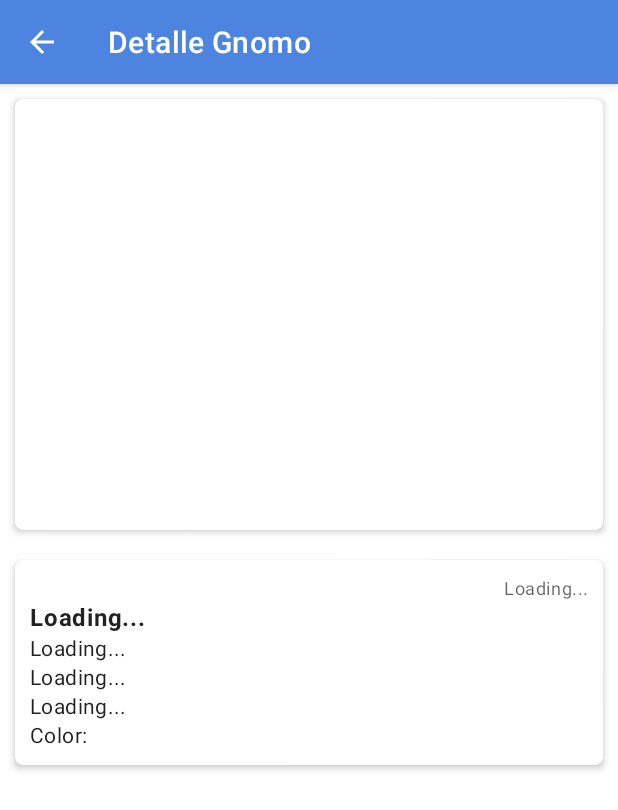
After one commit to AlanRH14/NuevaPruebaKavak, an Android app: the GnomoDetailActivity screen opened directly, with no data from a screen before it, on a phone screen of 412 x 824 dp. The commit adds this screen. Shown: the top 810 px of the screen. Run offline under Robolectric (Android 15) with nearby library versions, the phone set to English and light mode, and no system bars; our stand-ins replace Picasso; network calls fail; pictures from the network do not load; 10 statements that could not run were skipped.

Commit message:
Modulo de detalle, logica y vista

```diff
--- a/app/src/main/AndroidManifest.xml
+++ b/app/src/main/AndroidManifest.xml
@@ -12,7 +12,8 @@
         android:supportsRtl="true"
         android:theme="@style/Theme.NuevaPruebaKAVAK"
         android:usesCleartextTraffic="true">
-        <activity android:name=".activities.GnomoListActivity"></activity>
+        <activity android:name=".activities.GnomoDetailActivity"></activity>
+        <activity android:name=".activities.GnomoListActivity" />
         <activity android:name=".activities.SplashActivity">
             <intent-filter>
                 <action android:name="android.intent.action.MAIN" />
--- a/app/src/main/java/nueva/prueba/kavak/alan/andres/activities/GnomoListActivity.kt
+++ b/app/src/main/java/nueva/prueba/kavak/alan/andres/activities/GnomoListActivity.kt
@@ -2,6 +2,7 @@ package nueva.prueba.kavak.alan.andres.activities
 
 import android.app.Activity
 import android.content.Context
+import android.content.Intent
 import androidx.appcompat.app.AppCompatActivity
 import android.os.Bundle
 import android.text.Editable
@@ -38,7 +39,9 @@ class GnomoListActivity : AppCompatActivity() {
 
             gnomoAdapter = object : GnomoAdapter(this@GnomoListActivity, gnomoList) {
                 override fun getDataGnomo(gnomo: Brastlewark) {
-
+                    val intent = Intent(this@GnomoListActivity, GnomoDetailActivity::class.java)
+                    intent.putExtra("gnomo", gnomo)
+                    startActivity(intent)
                 }
             }
 
--- /dev/null
+++ b/app/src/main/res/drawable/circle.xml
@@ -0,0 +1,10 @@
+<?xml version="1.0" encoding="utf-8"?>
+<shape xmlns:android="http://schemas.android.com/apk/res/android">
+
+    <solid android:color="#9FE554" />
+
+    <size
+        android:width="20dp"
+        android:height="20dp" />
+
+</shape>
--- /dev/null
+++ b/app/src/main/res/drawable/ic_arrow_back.xml
@@ -0,0 +1,11 @@
+<vector xmlns:android="http://schemas.android.com/apk/res/android"
+    android:width="24dp"
+    android:height="24dp"
+    android:viewportWidth="24"
+    android:viewportHeight="24"
+    android:tint="?attr/colorControlNormal"
+    android:autoMirrored="true">
+  <path
+      android:fillColor="@android:color/white"
+      android:pathData="M20,11H7.83l5.59,-5.59L12,4l-8,8 8,8 1.41,-1.41L7.83,13H20v-2z"/>
+</vector>
--- /dev/null
+++ b/app/src/main/res/drawable/ic_arrow_drop_down.xml
@@ -0,0 +1,10 @@
+<vector xmlns:android="http://schemas.android.com/apk/res/android"
+    android:width="24dp"
+    android:height="24dp"
+    android:viewportWidth="24"
+    android:viewportHeight="24"
+    android:tint="?attr/colorControlNormal">
+  <path
+      android:fillColor="@android:color/white"
+      android:pathData="M7,10l5,5 5,-5z"/>
+</vector>
--- /dev/null
+++ b/app/src/main/res/drawable/rounded_textview.xml
@@ -0,0 +1,4 @@
+<?xml version="1.0" encoding="utf-8"?>
+<selector xmlns:android="http://schemas.android.com/apk/res/android">
+    <item android:drawable="@drawable/circle" />
+</selector>
--- /dev/null
+++ b/app/src/main/res/layout/activity_gnomo_detail.xml
@@ -0,0 +1,231 @@
+<?xml version="1.0" encoding="utf-8"?>
+<androidx.constraintlayout.widget.ConstraintLayout xmlns:android="http://schemas.android.com/apk/res/android"
+    xmlns:app="http://schemas.android.com/apk/res-auto"
+    xmlns:tools="http://schemas.android.com/tools"
+    android:layout_width="match_parent"
+    android:layout_height="match_parent"
+    tools:context=".activities.GnomoDetailActivity">
+
+    <LinearLayout
+        android:layout_width="match_parent"
+        android:layout_height="match_parent"
+        android:orientation="vertical">
+
+        <com.google.android.material.appbar.AppBarLayout
+            android:layout_width="match_parent"
+            android:layout_height="wrap_content"
+            android:background="@android:color/transparent"
+            android:elevation="0dp">
+
+            <com.google.android.material.appbar.MaterialToolbar
+                android:id="@+id/toolbar"
+                style="@style/Widget.MaterialComponents.Toolbar.Primary"
+                android:layout_width="match_parent"
+                android:layout_height="?attr/actionBarSize"
+                android:elevation="0dp" />
+
+        </com.google.android.material.appbar.AppBarLayout>
+
+        <LinearLayout
+            android:layout_width="match_parent"
+            android:layout_height="match_parent">
+
+            <androidx.core.widget.NestedScrollView
+                android:layout_width="match_parent"
+                android:layout_height="match_parent"
+                android:fillViewport="true">
+
+                <LinearLayout
+                    android:layout_width="match_parent"
+                    android:layout_height="match_parent"
+                    android:orientation="vertical">
+
+                    <com.google.android.material.card.MaterialCardView
+                        android:layout_width="match_parent"
+                        android:layout_height="match_parent"
+                        android:layout_margin="10dp"
+                        android:layout_weight="1.5"
+                        app:cardCornerRadius="5dp"
+                        app:cardElevation="3dp"
+                        app:layout_constraintBottom_toBottomOf="parent"
+                        app:layout_constraintTop_toTopOf="parent"
+                        app:layout_goneMarginTop="10dp">
+
+                        <LinearLayout
+                            android:layout_width="wrap_content"
+                            android:layout_height="wrap_content"
+                            android:layout_margin="10dp"
+                            android:gravity="center">
+
+                            <ImageView
+                                android:id="@+id/imgGnomo"
+                                android:layout_width="match_parent"
+                                android:layout_height="match_parent" />
+
+                        </LinearLayout>
+
+                    </com.google.android.material.card.MaterialCardView>
+
+                    <LinearLayout
+                        android:layout_width="match_parent"
+                        android:layout_height="match_parent"
+                        android:layout_weight="1"
+                        android:orientation="vertical">
+
+                        <com.google.android.material.card.MaterialCardView
+                            android:layout_width="match_parent"
+                            android:layout_height="wrap_content"
+                            android:layout_margin="10dp"
+                            app:cardCornerRadius="5dp"
+                            app:cardElevation="3dp"
+                            app:layout_constraintBottom_toBottomOf="parent"
+                            app:layout_constraintTop_toTopOf="parent"
+                            app:layout_goneMarginTop="10dp">
+
+                            <LinearLayout
+                                android:layout_width="match_parent"
+                                android:layout_height="wrap_content"
+                                android:layout_margin="10dp"
+                                android:orientation="vertical">
+
+                                <TextView
+                                    android:id="@+id/txtIDGnomo"
+                                    style="@style/TextAppearance.MaterialComponents.Caption"
+                                    android:layout_width="wrap_content"
+                                    android:layout_height="wrap_content"
+                                    android:layout_gravity="right"
+                                    android:gravity="right"
+                                    android:text="@string/loading" />
+
+                                <TextView
+                                    android:id="@+id/txtNameGnomo"
+                                    style="@style/TextAppearance.MaterialComponents.Body1"
+                                    android:layout_width="match_parent"
+                                    android:layout_height="wrap_content"
+                                    android:text="@string/loading"
+                                    android:textStyle="bold" />
+
+                                <TextView
+                                    android:id="@+id/txtAge"
+                                    style="@style/TextAppearance.MaterialComponents.Body2"
+                                    android:layout_width="match_parent"
+                                    android:layout_height="wrap_content"
+                                    android:text="@string/loading" />
+
+                                <TextView
+                                    android:id="@+id/txtWeight"
+                                    style="@style/TextAppearance.MaterialComponents.Body2"
+                                    android:layout_width="match_parent"
+                                    android:layout_height="wrap_content"
+                                    android:text="@string/loading" />
+
+                                <TextView
+                                    android:id="@+id/txtHeight"
+                                    style="@style/TextAppearance.MaterialComponents.Body2"
+                                    android:layout_width="match_parent"
+                                    android:layout_height="wrap_content"
+                                    android:text="@string/loading" />
+
+                                <LinearLayout
+                                    android:layout_width="match_parent"
+                                    android:layout_height="wrap_content"
+                                    android:orientation="horizontal">
+
+                                    <TextView
+                                        android:id="@+id/txtTextColor"
+                                        style="@style/TextAppearance.MaterialComponents.Body2"
+                                        android:layout_width="wrap_content"
+                                        android:layout_height="wrap_content"
+                                        android:text="@string/loading" />
+
+                                    <TextView
+                                        android:id="@+id/txtColor"
+                                        android:layout_width="wrap_content"
+                                        android:layout_height="wrap_content"
+                                        android:layout_marginStart="10dp"
+                                        android:background="@drawable/rounded_textview"
+                                        android:backgroundTint="@color/white"
+                                        android:gravity="center" />
+
+                                </LinearLayout>
+
+                                <LinearLayout
+                                    android:id="@+id/lytProfessionBtn"
+                                    android:layout_width="match_parent"
+                                    android:layout_height="wrap_content"
+                                    android:orientation="horizontal"
+                                    android:visibility="gone">
+
+                                    <TextView
+                                        android:id="@+id/txtTextProfessions"
+                                        style="@style/TextAppearance.MaterialComponents.Body2"
+                                        android:layout_width="0dp"
+                                        android:layout_height="wrap_content"
+                                        android:layout_gravity="center"
+                                        android:layout_weight="1"
+                                        android:text="@string/loading"
+                                        android:textStyle="bold" />
+
+                                    <ImageView
+                                        android:layout_width="wrap_content"
+                                        android:layout_height="wrap_content"
+                                        android:src="@drawable/ic_arrow_drop_down" />
+
+                                </LinearLayout>
+
+                                <LinearLayout
+                                    android:id="@+id/lytProfessions"
+                                    android:layout_width="match_parent"
+                                    android:layout_height="wrap_content"
+                                    android:orientation="vertical"
+                                    android:visibility="gone">
+
+                                </LinearLayout>
+
+                                <LinearLayout
+                                    android:id="@+id/lytFriendsBtn"
+                                    android:layout_width="match_parent"
+                                    android:layout_height="wrap_content"
+                                    android:orientation="horizontal"
+                                    android:visibility="gone">
+
+                                    <TextView
+                                        android:id="@+id/txtTextFriends"
+                                        style="@style/TextAppearance.MaterialComponents.Body2"
+                                        android:layout_width="0dp"
+                                        android:layout_height="wrap_content"
+                                        android:layout_weight="1"
+                                        android:text="@string/loading"
+                                        android:textStyle="bold" />
+
+                                    <ImageView
+                                        android:layout_width="wrap_content"
+                                        android:layout_height="wrap_content"
+                                        android:src="@drawable/ic_arrow_drop_down" />
+
+                                </LinearLayout>
+
+                                <LinearLayout
+                                    android:id="@+id/lytFriends"
+                                    android:layout_width="match_parent"
+                                    android:layout_height="wrap_content"
+                                    android:orientation="vertical"
+                                    android:visibility="gone">
+
+                                </LinearLayout>
+
+                            </LinearLayout>
+
+                        </com.google.android.material.card.MaterialCardView>
+
+                    </LinearLayout>
+
+                </LinearLayout>
+
+            </androidx.core.widget.NestedScrollView>
+
+        </LinearLayout>
+
+    </LinearLayout>
+
+</androidx.constraintlayout.widget.ConstraintLayout>
```
Also changed, not shown: app/src/main/java/nueva/prueba/kavak/alan/andres/activities/GnomoDetailActivity.kt (added, +215 -0 lines).
